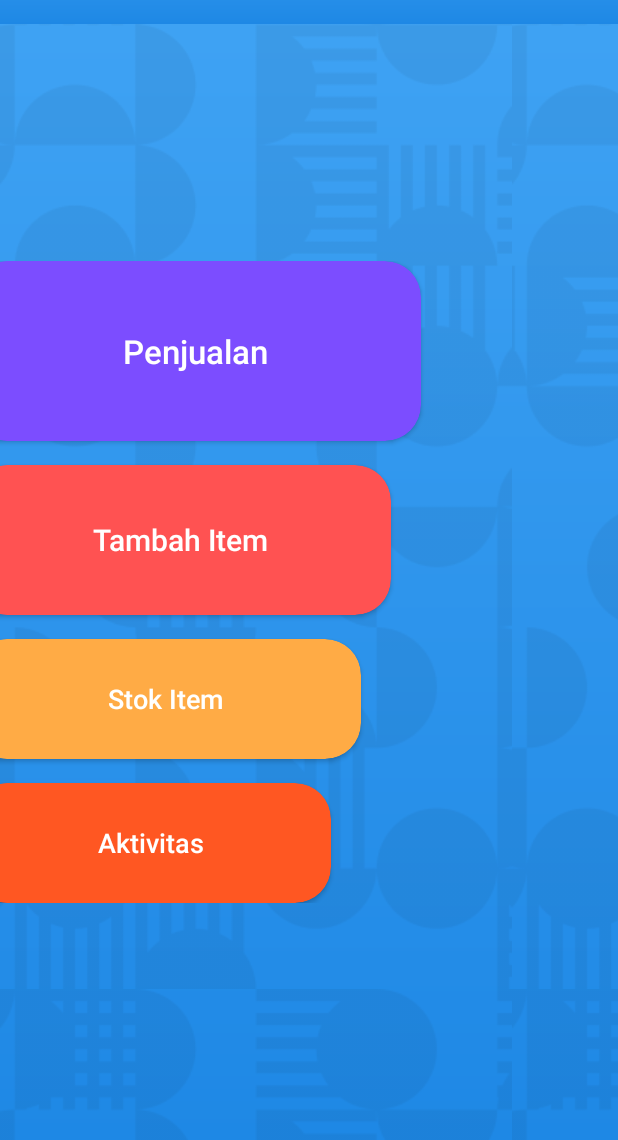
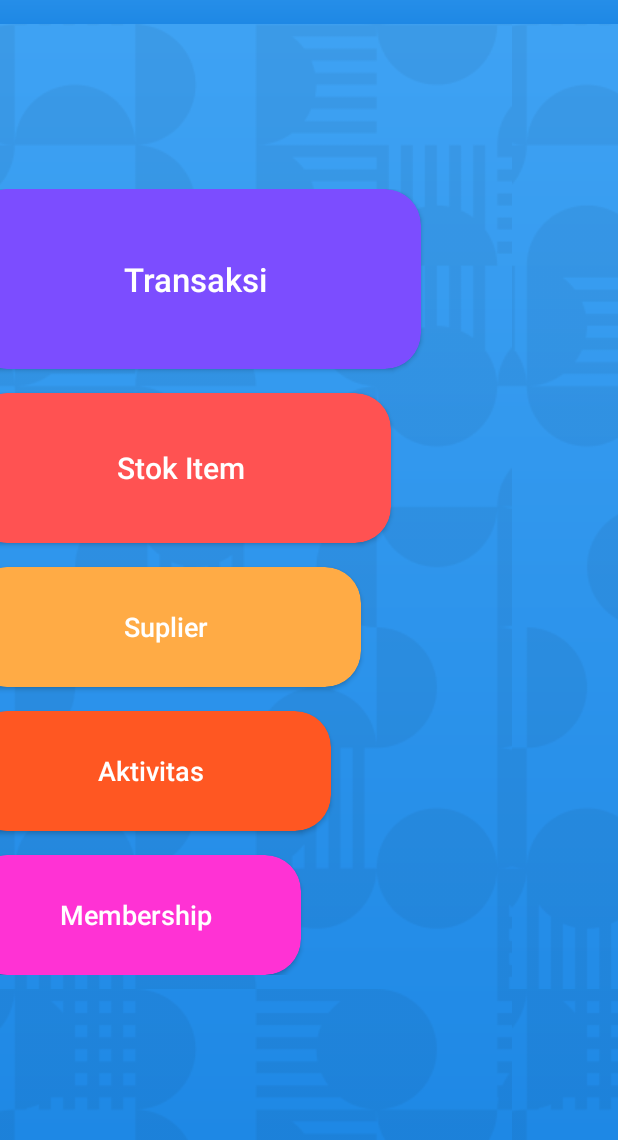
Before and after one commit to myivtah/RetailerShop, an Android app: the MainActivity screen opened directly, with no data from a screen before it, on a phone screen of 412 x 824 dp, the part 96-1236 px from its top. Run offline under Robolectric (Android 15) with nearby library versions, the light colour scheme and no system bars; 1 statement that could not run was skipped.

Commit message:
My Project

```diff
--- a/app/build.gradle.kts
+++ b/app/build.gradle.kts
@@ -48,7 +48,12 @@ dependencies {
     implementation(libs.androidx.constraintlayout)
     implementation(libs.firebase.auth)
     implementation(libs.firebase.database)
+    implementation(libs.androidx.legacy.support.v4)
+    implementation(libs.androidx.lifecycle.livedata.ktx)
+    implementation(libs.androidx.lifecycle.viewmodel.ktx)
+    implementation(libs.androidx.fragment.ktx)
     testImplementation(libs.junit)
     androidTestImplementation(libs.androidx.junit)
     androidTestImplementation(libs.androidx.espresso.core)
+    implementation("com.journeyapps:zxing-android-embedded:4.3.0")
 }
--- a/app/src/main/res/drawable/background_gradient.xml
+++ b/app/src/main/res/drawable/background_gradient.xml
@@ -12,7 +12,7 @@
     <!-- Pattern Overlay -->
     <item android:left="0dp" android:top="0dp" android:right="0dp" android:bottom="0dp">
         <bitmap
-            android:src="@drawable/Background"
+            android:src="@drawable/motif"
             android:tileMode="repeat"
             android:tint="@color/black"/>
     </item>
--- a/app/src/main/res/layout/activity_main.xml
+++ b/app/src/main/res/layout/activity_main.xml
@@ -13,14 +13,33 @@
         android:layout_height="wrap_content"
         app:layout_constraintEnd_toEndOf="parent"
         app:layout_constraintStart_toStartOf="parent"
-        app:layout_constraintTop_toTopOf="parent">
+        app:layout_constraintTop_toTopOf="parent"
+        android:background="@drawable/button_gradient_orange"
+        android:padding="16dp">
+            <!-- Nama Toko -->
+            <TextView
+                android:id="@+id/storeName"
+                android:layout_width="wrap_content"
+                android:layout_height="wrap_content"
+                android:fontFamily="sans-serif-medium"
+                android:text="Lotte Mart"
+                android:textColor="@android:color/white"
+                android:textSize="20sp"
+                app:layout_constraintBottom_toBottomOf="@+id/profilePicture"
+                app:layout_constraintStart_toStartOf="parent"
+                app:layout_constraintTop_toTopOf="@+id/profilePicture" />
 
-        <include
-            android:id="@+id/headerLayout"
-            layout="@layout/header_store"
-            app:layout_constraintEnd_toEndOf="parent"
-            app:layout_constraintStart_toStartOf="parent"
-            app:layout_constraintTop_toTopOf="parent" />
+            <!-- Foto Profil -->
+            <ImageView
+                android:id="@+id/profilePicture"
+                android:layout_width="48dp"
+                android:layout_height="48dp"
+                android:layout_marginEnd="24dp"
+                android:src="@drawable/ic_launcher_foreground"
+                android:scaleType="centerCrop"
+                app:layout_constraintTop_toTopOf="parent"
+                app:layout_constraintEnd_toEndOf="parent" />
+
     </androidx.constraintlayout.widget.ConstraintLayout>
 
     <!-- Content Area -->
@@ -32,7 +51,7 @@
         app:layout_constraintStart_toStartOf="parent"
         app:layout_constraintTop_toBottomOf="@+id/constraintLayoutHeader">
 
-        <!-- Card: Penjualan -->
+        <!-- Card: Transaksi -->
         <androidx.cardview.widget.CardView
             android:id="@+id/cardSales"
             android:layout_width="300dp"
@@ -48,12 +67,12 @@
                 android:layout_height="wrap_content"
                 android:layout_gravity="center"
                 android:fontFamily="sans-serif-medium"
-                android:text="Penjualan"
+                android:text="Transaksi"
                 android:textColor="@android:color/white"
                 android:textSize="22sp" />
         </androidx.cardview.widget.CardView>
 
-        <!-- Card: Tambah Item -->
+        <!-- Card: Item -->
         <androidx.cardview.widget.CardView
             android:id="@+id/cardAddItem"
             android:layout_width="280dp"
@@ -69,15 +88,15 @@
                 android:layout_width="wrap_content"
                 android:layout_height="wrap_content"
                 android:layout_gravity="center"
-                android:text="Tambah Item"
+                android:text="Stok Item"
                 android:textSize="20sp"
                 android:textColor="@android:color/white"
                 android:fontFamily="sans-serif-medium" />
         </androidx.cardview.widget.CardView>
 
-        <!-- Card: Stok Item -->
+        <!-- Card: Suplier -->
         <androidx.cardview.widget.CardView
-            android:id="@+id/cardStock"
+            android:id="@+id/cardSuplier"
             android:layout_width="260dp"
             android:layout_height="80dp"
             android:layout_marginTop="16dp"
@@ -91,10 +110,10 @@
                 android:layout_width="wrap_content"
                 android:layout_height="wrap_content"
                 android:layout_gravity="center"
-                android:text="Stok Item"
-                android:textSize="18sp"
+                android:fontFamily="sans-serif-medium"
+                android:text="Suplier"
                 android:textColor="@android:color/white"
-                android:fontFamily="sans-serif-medium" />
+                android:textSize="18sp" />
         </androidx.cardview.widget.CardView>
 
         <!-- Card: Aktivitas -->
@@ -106,7 +125,7 @@
             app:cardBackgroundColor="#FF5722"
             app:cardCornerRadius="24dp"
             android:layout_marginStart="-20dp"
-            app:layout_constraintTop_toBottomOf="@+id/cardStock"
+            app:layout_constraintTop_toBottomOf="@+id/cardSuplier"
             app:layout_constraintStart_toStartOf="parent">
 
             <TextView
@@ -119,6 +138,28 @@
                 android:fontFamily="sans-serif-medium" />
         </androidx.cardview.widget.CardView>
 
+        <!-- Card: Membership -->
+        <androidx.cardview.widget.CardView
+            android:id="@+id/cardMember"
+            android:layout_width="220dp"
+            android:layout_height="80dp"
+            android:layout_marginTop="16dp"
+            app:cardBackgroundColor="#FF32D4"
+            app:cardCornerRadius="24dp"
+            android:layout_marginStart="-20dp"
+            app:layout_constraintTop_toBottomOf="@+id/cardActivity"
+            app:layout_constraintStart_toStartOf="parent">
+
+            <TextView
+                android:layout_width="wrap_content"
+                android:layout_height="wrap_content"
+                android:layout_gravity="center"
+                android:text="Membership"
+                android:textSize="18sp"
+                android:textColor="@android:color/white"
+                android:fontFamily="sans-serif-medium" />
+        </androidx.cardview.widget.CardView>
+
     </androidx.constraintlayout.widget.ConstraintLayout>
 
 </androidx.constraintlayout.widget.ConstraintLayout>
--- a/app/src/main/res/values/colors.xml
+++ b/app/src/main/res/values/colors.xml
@@ -2,4 +2,5 @@
 <resources>
     <color name="black">#FF000000</color>
     <color name="white">#FFFFFFFF</color>
+    <color name="blue">#1F509A</color>
 </resources>
--- a/app/src/main/res/values/strings.xml
+++ b/app/src/main/res/values/strings.xml
@@ -1,3 +1,5 @@
 <resources>
     <string name="app_name">RetailerShop</string>
+    <!-- TODO: Remove or change this placeholder text -->
+    <string name="hello_blank_fragment">Hello blank fragment</string>
 </resources>
```
Also changed, not shown: app/src/main/AndroidManifest.xml (+17 -0 lines), app/src/main/java/com/example/retailershop/ItemActivity.kt (added, +20 -0 lines), app/src/main/java/com/example/retailershop/ItemFragment.kt (added, +59 -0 lines), app/src/main/java/com/example/retailershop/TransactionActivity.kt (added, +20 -0 lines), app/src/main/res/layout/activity_item.xml (added, +45 -0 lines), app/src/main/res/layout/activity_transaction.xml (added, +10 -0 lines), app/src/main/res/layout/card_view_item.xml (added, +103 -0 lines), app/src/main/res/layout/fragment_item.xml (added, +229 -0 lines), gradle/libs.versions.toml (+8 -0 lines), app/src/main/res/drawable/motif.png (renamed from app/src/main/res/drawable/Background.png).
